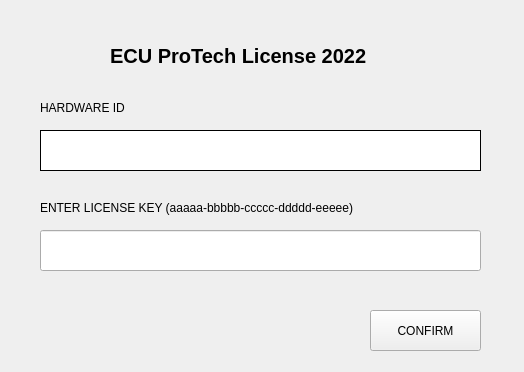
Old version of the form ui/valid.ui in the repository HanslettTheDev/Book_Store_pyqt5.
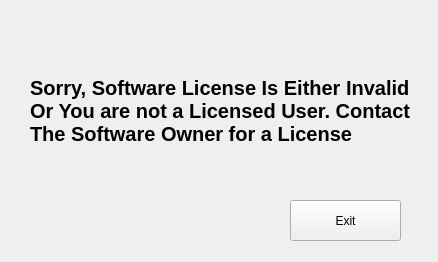
New version of the form.

```diff
--- a/ui/valid.ui
+++ b/ui/valid.ui
@@ -6,55 +6,19 @@
    <rect>
     <x>0</x>
     <y>0</y>
-    <width>524</width>
-    <height>372</height>
+    <width>438</width>
+    <height>262</height>
    </rect>
   </property>
   <property name="windowTitle">
    <string>MainWindow</string>
   </property>
   <widget class="QWidget" name="ValidationWindow">
-   <widget class="QLineEdit" name="license_box">
+   <widget class="QPushButton" name="close_button">
     <property name="geometry">
      <rect>
-      <x>40</x>
-      <y>230</y>
-      <width>441</width>
-      <height>41</height>
-     </rect>
-    </property>
-   </widget>
-   <widget class="QLabel" name="id_label">
-    <property name="geometry">
-     <rect>
-      <x>40</x>
-      <y>100</y>
-      <width>161</width>
-      <height>16</height>
-     </rect>
-    </property>
-    <property name="text">
-     <string>HARDWARE ID</string>
-    </property>
-   </widget>
-   <widget class="QLabel" name="key_label">
-    <property name="geometry">
-     <rect>
-      <x>40</x>
+      <x>290</x>
       <y>200</y>
-      <width>441</width>
-      <height>16</height>
-     </rect>
-    </property>
-    <property name="text">
-     <string>ENTER LICENSE KEY (aaaaa-bbbbb-ccccc-ddddd-eeeee)</string>
-    </property>
-   </widget>
-   <widget class="QPushButton" name="confirm">
-    <property name="geometry">
-     <rect>
-      <x>370</x>
-      <y>310</y>
       <width>111</width>
       <height>41</height>
      </rect>
@@ -66,37 +30,16 @@
      </sizepolicy>
     </property>
     <property name="text">
-     <string>CONFIRM</string>
-    </property>
-   </widget>
-   <widget class="QLabel" name="hardware_id_label">
-    <property name="geometry">
-     <rect>
-      <x>40</x>
-      <y>130</y>
-      <width>441</width>
-      <height>41</height>
-     </rect>
-    </property>
-    <property name="autoFillBackground">
-     <bool>false</bool>
-    </property>
-    <property name="styleSheet">
-     <string notr="true">background-color: rgb(255, 255, 255);
-border: 1px solid black;
-</string>
-    </property>
-    <property name="text">
-     <string/>
+     <string>Exit</string>
     </property>
    </widget>
    <widget class="QLabel" name="header_text">
     <property name="geometry">
      <rect>
-      <x>110</x>
-      <y>30</y>
-      <width>321</width>
-      <height>51</height>
+      <x>30</x>
+      <y>40</y>
+      <width>401</width>
+      <height>141</height>
      </rect>
     </property>
     <property name="styleSheet">
@@ -105,7 +48,10 @@
 </string>
     </property>
     <property name="text">
-     <string>ECU ProTech License 2022</string>
+     <string>Sorry, Software License Is Either Invalid Or You are not a Licensed User. Contact The Software Owner for a License</string>
+    </property>
+    <property name="wordWrap">
+     <bool>true</bool>
     </property>
    </widget>
   </widget>
```
